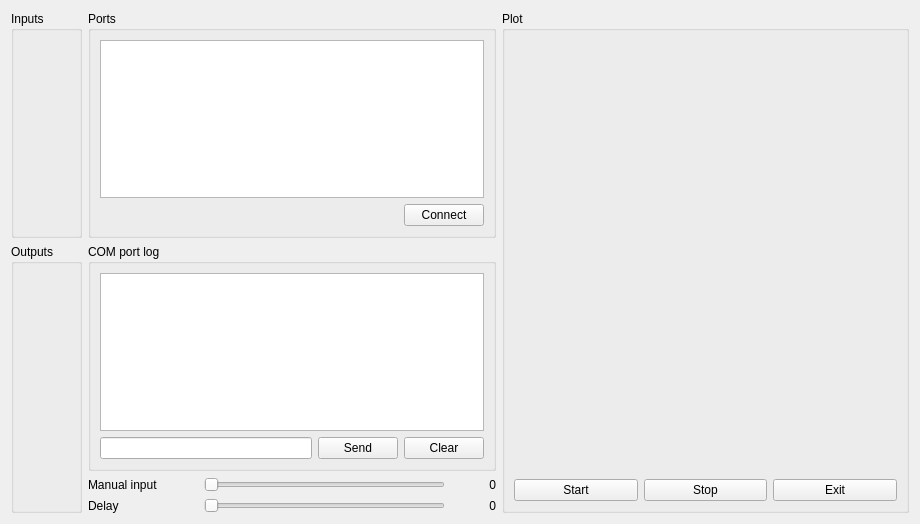
kee-reel/PLAG, file Plugins/Views/ExperimentControlView/form.ui: the form before one commit.
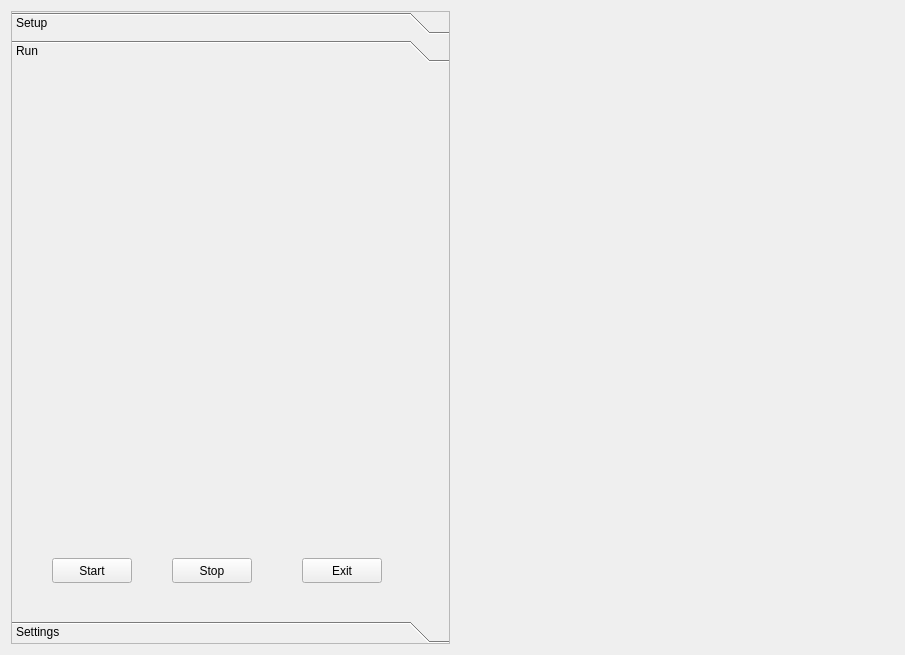
The form after the commit. The open tabs and pages were chosen to show the change. Custom widgets are drawn as their Qt base class.

What changed in the file:
```diff
--- a/Plugins/Views/ExperimentControlView/form.ui
+++ b/Plugins/Views/ExperimentControlView/form.ui
@@ -6,238 +6,136 @@
    <rect>
     <x>0</x>
     <y>0</y>
-    <width>920</width>
-    <height>524</height>
+    <width>905</width>
+    <height>655</height>
    </rect>
   </property>
   <property name="windowTitle">
    <string>Form</string>
   </property>
-  <layout class="QVBoxLayout" name="verticalLayout_5">
-   <item>
-    <layout class="QGridLayout" name="gridLayout_3">
-     <item row="0" column="1">
-      <widget class="QGroupBox" name="groupBox_2">
-       <property name="title">
-        <string>Ports</string>
-       </property>
-       <layout class="QVBoxLayout" name="verticalLayout">
-        <item>
-         <widget class="QTableView" name="tableView"/>
-        </item>
-        <item>
-         <layout class="QHBoxLayout" name="horizontalLayout">
-          <item>
-           <spacer name="horizontalSpacer">
-            <property name="orientation">
-             <enum>Qt::Horizontal</enum>
-            </property>
-            <property name="sizeHint" stdset="0">
-             <size>
-              <width>40</width>
-              <height>20</height>
-             </size>
-            </property>
-           </spacer>
-          </item>
-          <item>
-           <widget class="QPushButton" name="buttonSetup">
-            <property name="text">
-             <string>Connect</string>
-            </property>
-           </widget>
-          </item>
-         </layout>
-        </item>
-       </layout>
-       <zorder>tableView</zorder>
-       <zorder></zorder>
-      </widget>
-     </item>
-     <item row="1" column="0">
-      <widget class="QGroupBox" name="groupBoxOutputs">
-       <property name="title">
-        <string>Outputs</string>
-       </property>
-       <layout class="QGridLayout" name="gridLayout_2"/>
-      </widget>
-     </item>
-     <item row="1" column="1">
-      <layout class="QVBoxLayout" name="verticalLayout_3">
-       <item>
-        <widget class="QGroupBox" name="groupBox_3">
-         <property name="title">
-          <string>COM port log</string>
+  <layout class="QGridLayout" name="gridLayout">
+   <item row="0" column="2">
+    <widget class="QChartView" name="dataChartView" native="true">
+     <property name="sizePolicy">
+      <sizepolicy hsizetype="Expanding" vsizetype="Expanding">
+       <horstretch>0</horstretch>
+       <verstretch>0</verstretch>
+      </sizepolicy>
+     </property>
+    </widget>
+   </item>
+   <item row="0" column="0">
+    <widget class="QToolBox" name="toolBox">
+     <property name="frameShape">
+      <enum>QFrame::StyledPanel</enum>
+     </property>
+     <property name="frameShadow">
+      <enum>QFrame::Plain</enum>
+     </property>
+     <property name="currentIndex">
+      <number>0</number>
+     </property>
+     <widget class="QWidget" name="page">
+      <property name="geometry">
+       <rect>
+        <x>0</x>
+        <y>0</y>
+        <width>439</width>
+        <height>542</height>
+       </rect>
+      </property>
+      <attribute name="label">
+       <string>Setup</string>
+      </attribute>
+      <layout class="QGridLayout" name="gridLayout_2">
+       <item row="2" column="2">
+        <widget class="QComboBox" name="comboBox"/>
+       </item>
+       <item row="2" column="3">
+        <widget class="QCheckBox" name="checkBox">
+         <property name="text">
+          <string>Enabled</string>
          </property>
-         <layout class="QHBoxLayout" name="horizontalLayout_4">
-          <item>
-           <layout class="QVBoxLayout" name="verticalLayout_2">
-            <item>
-             <widget class="QTextEdit" name="textPortLog"/>
-            </item>
-            <item>
-             <layout class="QHBoxLayout" name="horizontalLayout_2">
-              <item>
-               <widget class="QLineEdit" name="lineMessage"/>
-              </item>
-              <item>
-               <widget class="QPushButton" name="buttonSend">
-                <property name="text">
-                 <string>Send</string>
-                </property>
-               </widget>
-              </item>
-              <item>
-               <widget class="QPushButton" name="pushButton">
-                <property name="text">
-                 <string>Clear</string>
-                </property>
-               </widget>
-              </item>
-             </layout>
-            </item>
-           </layout>
-          </item>
-         </layout>
         </widget>
        </item>
-       <item>
-        <layout class="QGridLayout" name="gridLayout_4">
-         <item row="0" column="0">
-          <widget class="QLabel" name="label">
-           <property name="minimumSize">
-            <size>
-             <width>110</width>
-             <height>0</height>
-            </size>
-           </property>
-           <property name="text">
-            <string>Manual input</string>
-           </property>
-          </widget>
-         </item>
-         <item row="0" column="1">
-          <widget class="QSlider" name="horizontalSliderHorizontal">
-           <property name="maximum">
-            <number>100</number>
-           </property>
-           <property name="orientation">
-            <enum>Qt::Horizontal</enum>
-           </property>
-          </widget>
-         </item>
-         <item row="1" column="0">
-          <widget class="QLabel" name="label_2">
-           <property name="minimumSize">
-            <size>
-             <width>110</width>
-             <height>0</height>
-            </size>
-           </property>
-           <property name="text">
-            <string>Delay</string>
-           </property>
-          </widget>
-         </item>
-         <item row="0" column="2">
-          <widget class="QLabel" name="label_3">
-           <property name="minimumSize">
-            <size>
-             <width>45</width>
-             <height>0</height>
-            </size>
-           </property>
-           <property name="text">
-            <string>0</string>
-           </property>
-           <property name="alignment">
-            <set>Qt::AlignRight|Qt::AlignTrailing|Qt::AlignVCenter</set>
-           </property>
-          </widget>
-         </item>
-         <item row="1" column="1">
-          <widget class="QSlider" name="horizontalSlider">
-           <property name="maximum">
-            <number>999</number>
-           </property>
-           <property name="orientation">
-            <enum>Qt::Horizontal</enum>
-           </property>
-          </widget>
-         </item>
-         <item row="1" column="2">
-          <widget class="QLabel" name="label_4">
-           <property name="minimumSize">
-            <size>
-             <width>45</width>
-             <height>0</height>
-            </size>
-           </property>
-           <property name="text">
-            <string>0</string>
-           </property>
-           <property name="alignment">
-            <set>Qt::AlignRight|Qt::AlignTrailing|Qt::AlignVCenter</set>
-           </property>
-          </widget>
-         </item>
-        </layout>
+       <item row="4" column="1" colspan="3">
+        <widget class="QTableView" name="tableView"/>
+       </item>
+       <item row="2" column="1">
+        <widget class="QLabel" name="label">
+         <property name="text">
+          <string>Register type</string>
+         </property>
+        </widget>
        </item>
       </layout>
-     </item>
-     <item row="0" column="0">
-      <widget class="QGroupBox" name="groupBoxInputs">
-       <property name="title">
-        <string>Inputs</string>
+     </widget>
+     <widget class="QWidget" name="page_2">
+      <property name="geometry">
+       <rect>
+        <x>0</x>
+        <y>0</y>
+        <width>439</width>
+        <height>542</height>
+       </rect>
+      </property>
+      <attribute name="label">
+       <string>Run</string>
+      </attribute>
+      <widget class="QPushButton" name="buttonStart">
+       <property name="geometry">
+        <rect>
+         <x>40</x>
+         <y>490</y>
+         <width>80</width>
+         <height>25</height>
+        </rect>
        </property>
-       <layout class="QGridLayout" name="gridLayout"/>
+       <property name="text">
+        <string>Start</string>
+       </property>
       </widget>
-     </item>
-     <item row="0" column="2" rowspan="2">
-      <widget class="QGroupBox" name="groupBox_4">
-       <property name="title">
-        <string>Plot</string>
+      <widget class="QPushButton" name="buttonExit">
+       <property name="geometry">
+        <rect>
+         <x>290</x>
+         <y>490</y>
+         <width>80</width>
+         <height>25</height>
+        </rect>
        </property>
-       <layout class="QVBoxLayout" name="verticalLayout_4">
-        <item>
-         <widget class="QChartView" name="dataChartView" native="true">
-          <property name="sizePolicy">
-           <sizepolicy hsizetype="Expanding" vsizetype="Expanding">
-            <horstretch>0</horstretch>
-            <verstretch>0</verstretch>
-           </sizepolicy>
-          </property>
-         </widget>
-        </item>
-        <item>
-         <layout class="QHBoxLayout" name="horizontalLayout_3">
-          <item>
-           <widget class="QPushButton" name="buttonStart">
-            <property name="text">
-             <string>Start</string>
-            </property>
-           </widget>
-          </item>
-          <item>
-           <widget class="QPushButton" name="buttonStop">
-            <property name="text">
-             <string>Stop</string>
-            </property>
-           </widget>
-          </item>
-          <item>
-           <widget class="QPushButton" name="buttonExit">
-            <property name="text">
-             <string>Exit</string>
-            </property>
-           </widget>
-          </item>
-         </layout>
-        </item>
-       </layout>
+       <property name="text">
+        <string>Exit</string>
+       </property>
       </widget>
-     </item>
-    </layout>
+      <widget class="QPushButton" name="buttonStop">
+       <property name="geometry">
+        <rect>
+         <x>160</x>
+         <y>490</y>
+         <width>80</width>
+         <height>25</height>
+        </rect>
+       </property>
+       <property name="text">
+        <string>Stop</string>
+       </property>
+      </widget>
+     </widget>
+     <widget class="QWidget" name="page_3">
+      <property name="geometry">
+       <rect>
+        <x>0</x>
+        <y>0</y>
+        <width>439</width>
+        <height>542</height>
+       </rect>
+      </property>
+      <attribute name="label">
+       <string>Settings</string>
+      </attribute>
+     </widget>
+    </widget>
    </item>
   </layout>
  </widget>
```
